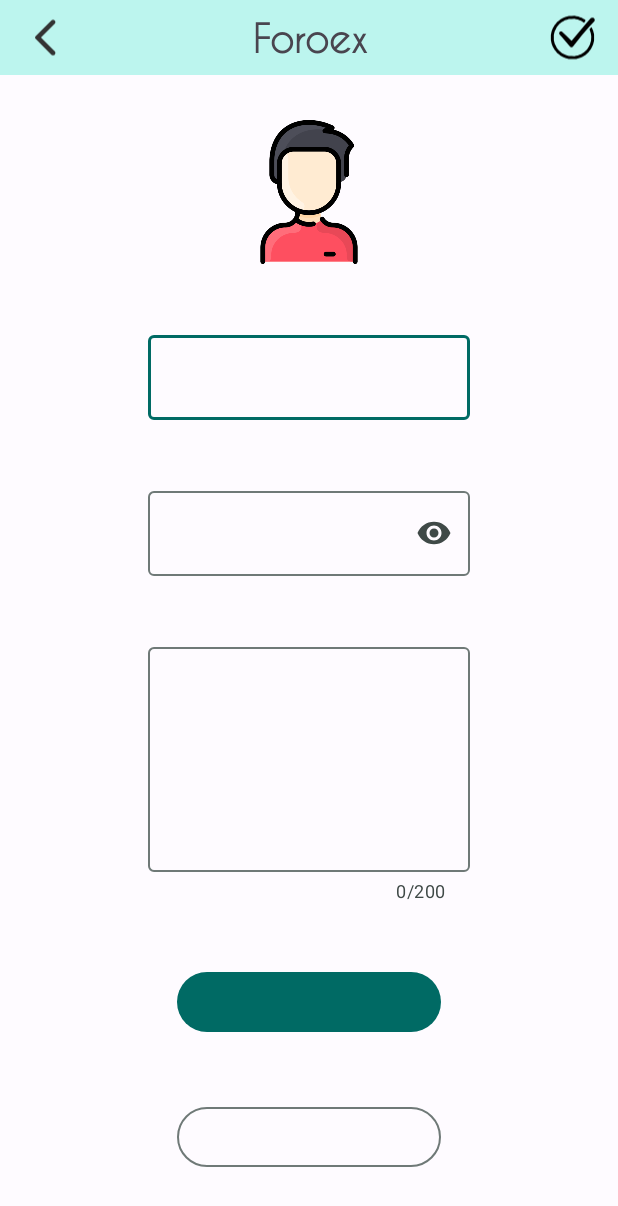
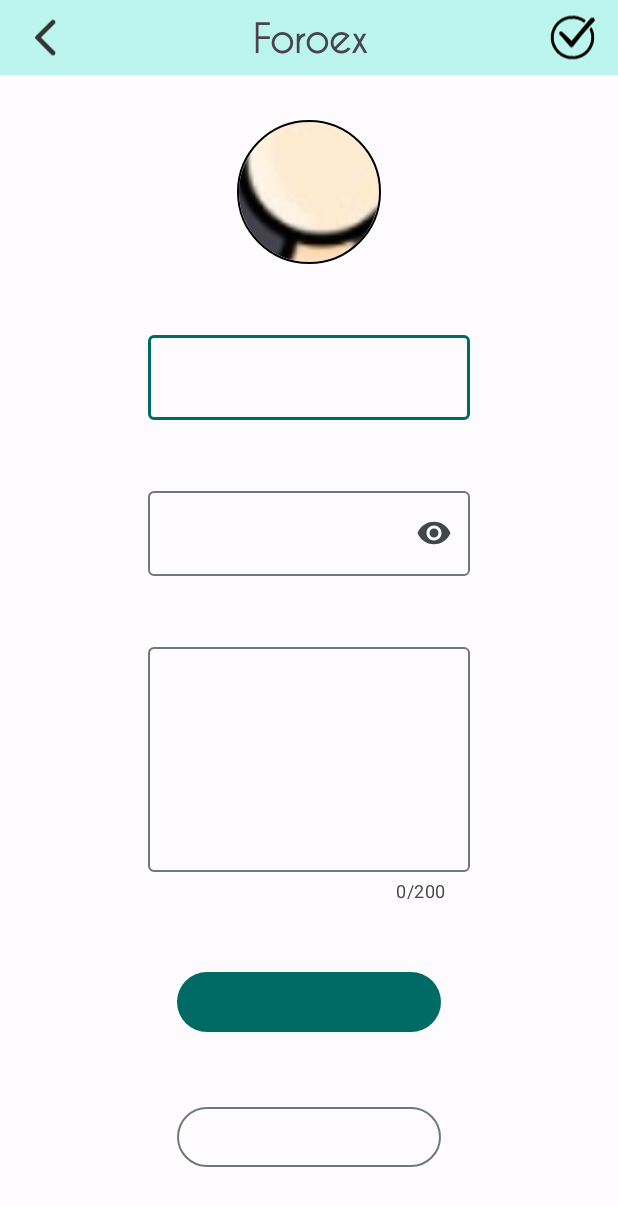
Before and after one commit to RodrigoHdezPimentel/ProyectoAD-DI_RodrigoHernandez_DiegoManjarrez, an Android app: the fragment Profile placed in its activity, after a tap on an icon or button, on a phone screen of 412 x 824 dp. Shown: the top 1206 px of the screen. Run offline under Robolectric (Android 15) with nearby library versions, the phone set to English and light mode, and no system bars; our stand-ins replace CircleImageView; pictures from the network do not load.

Commit message:
(add) Display the profile pictures of the users in the posts.

```diff
--- a/Fragments/app/src/main/java/com/prueba/fragments/ComentariosActivity.java
+++ b/Fragments/app/src/main/java/com/prueba/fragments/ComentariosActivity.java
@@ -198,7 +198,7 @@
                 numLikes.setText(numLikePublish+"");
 
                 //cargar icon
-                iconAdd(newPublication.getUsuario().getGenero());
+                newPublication.getUsuario().fotoPerfil(iconUserPublish, ComentariosActivity.this);
                 getComentarios(newPublication.getId());
 
                 //cargamos el like de la publicacion
@@ -290,7 +290,6 @@
                 Bundle bundle = new Bundle();
                 bundle.putSerializable("perfil", newPublication.getUsuario());
                 viewProfile.putExtra("perfilBundle", bundle);
-
                 startActivity(viewProfile);
             }
         });
--- a/Fragments/app/src/main/java/com/prueba/fragments/EditProfile.java
+++ b/Fragments/app/src/main/java/com/prueba/fragments/EditProfile.java
@@ -20,6 +20,7 @@
 import com.google.android.material.chip.ChipDrawable;
 import com.google.android.material.chip.ChipGroup;
 import com.google.android.material.textfield.TextInputEditText;
+import com.prueba.fragments.Fragments.MainFragment.Profile;
 import com.prueba.fragments.RetrofitConnection.Interfaces.UsuarioInterface;
 import com.prueba.fragments.RetrofitConnection.Interfaces.UsuarioTemaInterface;
 import com.prueba.fragments.RetrofitConnection.Models.Usuario;
@@ -42,6 +43,7 @@
     ProgressBar progressBar;
     //los ids de los temas que ya tiene el usaurio regsitrado en la tabla
     List<UsuarioTema> UsuarioTemasIds;
+    ImageView fotoPerfil;
 
     @Override
     protected void onCreate(Bundle savedInstanceState) {
@@ -51,11 +53,14 @@
         userName = findViewById(R.id.inputUserNameUpdate);
         password = findViewById(R.id.inputPasswordUpdate);
         descripcion = findViewById(R.id.inputDescripcionUpdate);
+        fotoPerfil = findViewById(R.id.fotoEditProfle);
 
         //se rellena los datos en los texView
         userName.setText(Usuario.getInstance().getName());
         password.setText(Usuario.getInstance().getPass());
         descripcion.setText(Usuario.getInstance().getDescripcion());
+
+        Profile.perfil.fotoPerfil(fotoPerfil, EditProfile.this);
 
         ImageView back = findViewById(R.id.backEditProfile);
         back.setOnClickListener(new View.OnClickListener() {
--- a/Fragments/app/src/main/java/com/prueba/fragments/Fragments/MainFragment/Profile.java
+++ b/Fragments/app/src/main/java/com/prueba/fragments/Fragments/MainFragment/Profile.java
@@ -77,7 +77,7 @@
     Button editProfile;
     //por default va a ser el usuario resgitrado
     public static Usuario perfil;
-    ImageView iconEnciarMensaje;
+    ImageView iconEnviarMensaje;
     Boolean chatNuevo = true;
     @Override
     public View onCreateView(LayoutInflater inflater, ViewGroup container,
@@ -85,7 +85,7 @@
 
         // Inflate the layout for this fragment
         View view = inflater.inflate(R.layout.fragment_profile, container, false);
-        iconEnciarMensaje = view.findViewById(R.id.icon_enviar_mensaje);
+        iconEnviarMensaje = view.findViewById(R.id.icon_enviar_mensaje);
         editProfile = view.findViewById(R.id.updateProfile);
         userName = view.findViewById(R.id.UserNameProfile);
         iconProfile = view.findViewById(R.id.iconFragmentProfile);
@@ -93,17 +93,16 @@
         descripcion = view.findViewById(R.id.descripcionProfile);
 
         cargarPerfil();
-        iconAdd();
-        toMyProfile();
         enviarMensaje();
 
-
+        //Coloco las fotos de perfil
+        Usuario.getInstance().fotoPerfil(iconMyProfile, getContext());
+        Profile.perfil.fotoPerfil(iconProfile, getContext());
 
         userName.setText(perfil.getName());
         descripcion.setText(perfil.getDescripcion());
 
         if(!viewUser){
-
             editProfile.setOnClickListener(new View.OnClickListener() {
                 @Override
                 public void onClick(View view) {
@@ -111,6 +110,9 @@
                     startActivity(toEditProfile);
                 }
             });
+        }else {
+
+            toMyProfile();
         }
 
 
@@ -153,26 +155,31 @@
     }
 
     public void iconAdd(){
-
             Log.d("nombre", "http://localhost:8086/file/image/"+Profile.perfil.getFoto());
 //            Toast.makeText(getContext(), Profile.perfil.getFoto(), Toast.LENGTH_SHORT).show();
-            Glide.with(getContext()).load("http://"+MainActivity.IP_DIEGO[1]+":8086/file/image/"+Profile.perfil.getFoto()).error(R.drawable.ic_mujer).into(iconProfile);
-
+            Glide.with(getContext()).load("http://"+MainActivity.IP+":8086/file/image/"+Profile.perfil.getFoto()).error(R.drawable.ic_mujer).into(iconProfile);
 //            iconProfile.setImageResource(R.drawable.ic_app);
-
-
     }
     public void cargarPerfil(){
-        //ecibir el objeto Usuario desde otras fragments o activitis
+
+        //Recibir el objeto Usuario desde otras fragments o activitis
         Bundle args = getArguments();
         if (args != null) {
             perfil = (Usuario) args.getSerializable("perfil");
-            viewUser = true;
-            editProfile.setVisibility(View.INVISIBLE);
+
+            if(perfil.getId().equals(Usuario.getInstance().getId())){
+                iconMyProfile.setVisibility(View.INVISIBLE);
+                iconEnviarMensaje.setVisibility(View.INVISIBLE);
+
+            }else {
+                viewUser = true;
+                editProfile.setVisibility(View.INVISIBLE);
+
+            }
         }else {
             perfil = Usuario.getInstance();
             iconMyProfile.setVisibility(View.INVISIBLE);
-            iconEnciarMensaje.setVisibility(View.INVISIBLE);
+            iconEnviarMensaje.setVisibility(View.INVISIBLE);
         }
     }
     //Metodo para ir nuestro perfil
@@ -187,7 +194,7 @@
         });
     }
     public void enviarMensaje(){
-        iconEnciarMensaje.setOnClickListener(new View.OnClickListener() {
+        iconEnviarMensaje.setOnClickListener(new View.OnClickListener() {
             @Override
             public void onClick(View v) {
                 Intent toChat = new Intent(getContext(), ChatActivity.class);
--- a/Fragments/app/src/main/java/com/prueba/fragments/MainActivity.java
+++ b/Fragments/app/src/main/java/com/prueba/fragments/MainActivity.java
@@ -52,8 +52,10 @@
     public static UsuarioTemaInterface usuarioTemaInterface;
 
 
-    public static final String[] IP_DIEGO = {"192.168.56.1","192.168.0.178"};
-    public static final String[] IP_RODRIGO = {"192.168.128.250", "192.168.0.251", "192.168.243.6"};//clase-casa-movil
+    static final String[] IP_DIEGO = {"192.168.56.1","192.168.0.178"};
+    static final String[] IP_RODRIGO = {"192.168.128.250", "192.168.0.251", "192.168.243.6"};//clase-casa-movil
+
+    public static final String IP = IP_DIEGO[1];
     FrameLayout frameLayout;
     TabLayout tabLayout;
 
@@ -63,38 +65,37 @@
         setContentView(R.layout.activity_main);
 
         retrofitPublicacion = new Retrofit.Builder()
-                .baseUrl("http://" + IP_DIEGO[1] +":8086/publicacion/")
+                .baseUrl("http://" + IP +":8086/publicacion/")
                 .addConverterFactory(GsonConverterFactory.create())
                 .build();
         retrofitTemas = new Retrofit.Builder()
-                .baseUrl("http://" + IP_DIEGO[1] +":8086/tema/")
+                .baseUrl("http://" + IP +":8086/tema/")
                 .addConverterFactory(GsonConverterFactory.create())
                 .build();
         retrofitUser = new Retrofit.Builder()
-                .baseUrl("http://" + IP_DIEGO[1] +":8086/usuario/")
+                .baseUrl("http://" + IP +":8086/usuario/")
                 .addConverterFactory(GsonConverterFactory.create())
                 .build();
         retrofitUserTema =  new Retrofit.Builder()
-                .baseUrl("http://" + IP_DIEGO[1] +":8086/usuarioTema/")
+                .baseUrl("http://" + IP +":8086/usuarioTema/")
                 .addConverterFactory(GsonConverterFactory.create())
                 .build();
         retrofitLike = new Retrofit.Builder()
-                .baseUrl("http://" + IP_DIEGO[1] +":8086/like/")
+                .baseUrl("http://" + IP +":8086/like/")
                 .addConverterFactory(GsonConverterFactory.create())
                 .build();
         retrofitConversacion = new Retrofit.Builder()
-                .baseUrl("http://" + IP_DIEGO[1] +":8086/conversacion/")
+                .baseUrl("http://" + IP +":8086/conversacion/")
                 .addConverterFactory(GsonConverterFactory.create())
                 .build();
         retrofitGrupo = new Retrofit.Builder()
-                .baseUrl("http://" + IP_DIEGO[1] +":8086/grupo/")
+                .baseUrl("http://" + IP +":8086/grupo/")
                 .addConverterFactory(GsonConverterFactory.create())
                 .build();
         retrofitGrupoUsuario = new Retrofit.Builder()
-                .baseUrl("http://" + IP_DIEGO[1] +":8086/grupoUsuario/")
+                .baseUrl("http://" + IP +":8086/grupoUsuario/")
                 .addConverterFactory(GsonConverterFactory.create())
                 .build();
-
         conversacionInterface = retrofitConversacion.create(ConversacionInterface.class);
         grupoUsuarioInterface = retrofitGrupoUsuario.create(GrupoUsuarioInterface.class);
         grupoInterface = retrofitGrupo.create(GrupoInterface.class);
--- a/Fragments/app/src/main/java/com/prueba/fragments/RetrofitConnection/Models/Usuario.java
+++ b/Fragments/app/src/main/java/com/prueba/fragments/RetrofitConnection/Models/Usuario.java
@@ -1,4 +1,13 @@
 package com.prueba.fragments.RetrofitConnection.Models;
+
+import android.content.Context;
+import android.util.Log;
+import android.widget.ImageView;
+
+import com.bumptech.glide.Glide;
+import com.prueba.fragments.Fragments.MainFragment.Profile;
+import com.prueba.fragments.MainActivity;
+import com.prueba.fragments.R;
 
 import java.io.Serializable;
 
@@ -113,4 +122,9 @@
     public void setFoto(String foto) {
         this.foto = foto;
     }
+
+    public void fotoPerfil(ImageView imageView, Context contex){
+        Log.d("nombre", "http://localhost:8086/file/image/"+ getFoto());
+        Glide.with(contex).load("http://"+ MainActivity.IP+":8086/file/image/"+getFoto()).fitCenter().error(R.drawable.ic_mujer).into(imageView);
+    }
 }
--- a/Fragments/app/src/main/res/layout/activity_edit_profile.xml
+++ b/Fragments/app/src/main/res/layout/activity_edit_profile.xml
@@ -47,12 +47,14 @@
             app:tint="@color/black" />
     </LinearLayout>
 
-    <ImageView
-        android:id="@+id/imageView4"
+    <de.hdodenhof.circleimageview.CircleImageView
+        android:id="@+id/fotoEditProfle"
         android:layout_width="0dp"
         android:layout_height="0dp"
         android:layout_margin="30dp"
         android:src="@drawable/ic_hombre"
+        app:civ_border_color="@color/black"
+        app:civ_border_width="1dp"
         app:layout_constraintBottom_toTopOf="@+id/guideline19"
         app:layout_constraintEnd_toEndOf="parent"
         app:layout_constraintStart_toStartOf="parent"
@@ -78,7 +80,7 @@
         app:layout_constraintEnd_toStartOf="@+id/guideline26"
         app:layout_constraintHorizontal_bias="0.5"
         app:layout_constraintStart_toStartOf="@+id/guideline24"
-        app:layout_constraintTop_toBottomOf="@+id/imageView4" >
+        app:layout_constraintTop_toBottomOf="@+id/fotoEditProfle" >
 
         <com.google.android.material.textfield.TextInputEditText
             android:id="@+id/inputUserNameUpdate"
```
